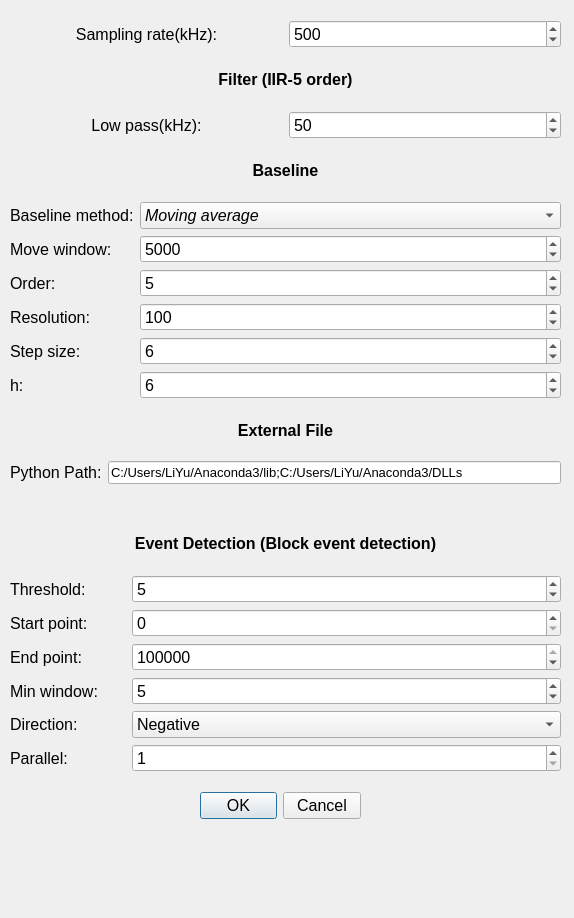
Qt form Visual NanoPore/mainUI/paramsgui.ui (mliyuanjie/Visual-NanoPore) before a commit.
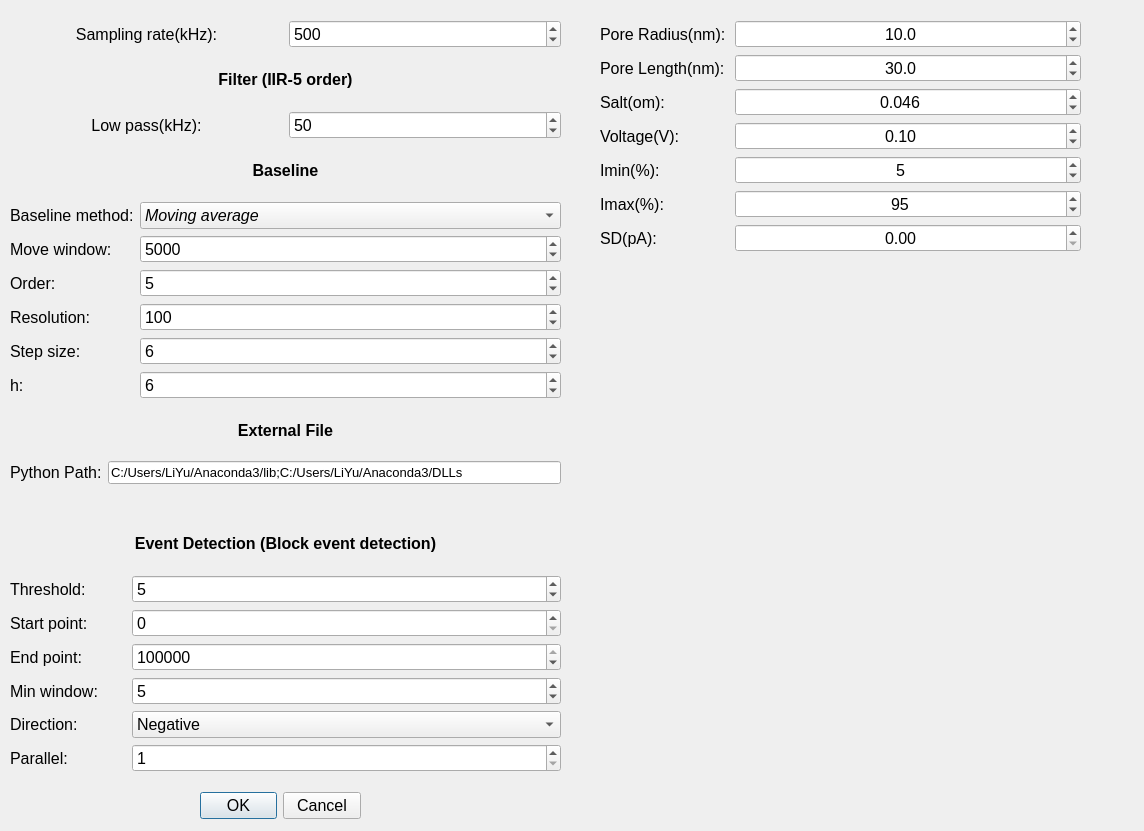
The same form after that commit.

Patch:
```diff
--- a/Visual NanoPore/mainUI/paramsgui.ui
+++ b/Visual NanoPore/mainUI/paramsgui.ui
@@ -6,8 +6,8 @@
    <rect>
     <x>0</x>
     <y>0</y>
-    <width>574</width>
-    <height>918</height>
+    <width>1144</width>
+    <height>831</height>
    </rect>
   </property>
   <property name="windowTitle">
@@ -595,6 +595,226 @@
     </item>
    </layout>
   </widget>
+  <widget class="QWidget" name="verticalLayoutWidget_2">
+   <property name="geometry">
+    <rect>
+     <x>600</x>
+     <y>20</y>
+     <width>481</width>
+     <height>751</height>
+    </rect>
+   </property>
+   <layout class="QVBoxLayout" name="verticalLayout_2">
+    <item>
+     <layout class="QFormLayout" name="formLayout_3">
+      <item row="0" column="0">
+       <widget class="QLabel" name="label_2">
+        <property name="font">
+         <font>
+          <pointsize>12</pointsize>
+         </font>
+        </property>
+        <property name="layoutDirection">
+         <enum>Qt::LeftToRight</enum>
+        </property>
+        <property name="text">
+         <string>Pore Radius(nm):</string>
+        </property>
+       </widget>
+      </item>
+      <item row="0" column="1">
+       <widget class="QDoubleSpinBox" name="prSpinBox">
+        <property name="font">
+         <font>
+          <pointsize>12</pointsize>
+         </font>
+        </property>
+        <property name="alignment">
+         <set>Qt::AlignCenter</set>
+        </property>
+        <property name="decimals">
+         <number>1</number>
+        </property>
+        <property name="value">
+         <double>10.000000000000000</double>
+        </property>
+       </widget>
+      </item>
+      <item row="1" column="0">
+       <widget class="QLabel" name="label_3">
+        <property name="font">
+         <font>
+          <pointsize>12</pointsize>
+         </font>
+        </property>
+        <property name="text">
+         <string>Pore Length(nm): </string>
+        </property>
+       </widget>
+      </item>
+      <item row="1" column="1">
+       <widget class="QDoubleSpinBox" name="plSpinBox_2">
+        <property name="font">
+         <font>
+          <pointsize>12</pointsize>
+         </font>
+        </property>
+        <property name="alignment">
+         <set>Qt::AlignCenter</set>
+        </property>
+        <property name="decimals">
+         <number>1</number>
+        </property>
+        <property name="value">
+         <double>30.000000000000000</double>
+        </property>
+       </widget>
+      </item>
+      <item row="2" column="0">
+       <widget class="QLabel" name="label_9">
+        <property name="font">
+         <font>
+          <pointsize>12</pointsize>
+         </font>
+        </property>
+        <property name="text">
+         <string>Salt(om): </string>
+        </property>
+       </widget>
+      </item>
+      <item row="2" column="1">
+       <widget class="QDoubleSpinBox" name="saltSpinBox_3">
+        <property name="font">
+         <font>
+          <pointsize>12</pointsize>
+         </font>
+        </property>
+        <property name="alignment">
+         <set>Qt::AlignCenter</set>
+        </property>
+        <property name="decimals">
+         <number>3</number>
+        </property>
+        <property name="value">
+         <double>0.046000000000000</double>
+        </property>
+       </widget>
+      </item>
+      <item row="3" column="0">
+       <widget class="QLabel" name="label_10">
+        <property name="font">
+         <font>
+          <pointsize>12</pointsize>
+         </font>
+        </property>
+        <property name="text">
+         <string>Voltage(V): </string>
+        </property>
+       </widget>
+      </item>
+      <item row="3" column="1">
+       <widget class="QDoubleSpinBox" name="voltageSpinBox_4">
+        <property name="font">
+         <font>
+          <pointsize>12</pointsize>
+         </font>
+        </property>
+        <property name="alignment">
+         <set>Qt::AlignCenter</set>
+        </property>
+        <property name="value">
+         <double>0.100000000000000</double>
+        </property>
+       </widget>
+      </item>
+      <item row="4" column="0">
+       <widget class="QLabel" name="label_11">
+        <property name="font">
+         <font>
+          <pointsize>12</pointsize>
+         </font>
+        </property>
+        <property name="text">
+         <string>Imin(%):</string>
+        </property>
+       </widget>
+      </item>
+      <item row="4" column="1">
+       <widget class="QDoubleSpinBox" name="iminSpinBox_5">
+        <property name="font">
+         <font>
+          <pointsize>12</pointsize>
+         </font>
+        </property>
+        <property name="alignment">
+         <set>Qt::AlignCenter</set>
+        </property>
+        <property name="decimals">
+         <number>0</number>
+        </property>
+        <property name="value">
+         <double>5.000000000000000</double>
+        </property>
+       </widget>
+      </item>
+      <item row="5" column="0">
+       <widget class="QLabel" name="label_12">
+        <property name="font">
+         <font>
+          <pointsize>12</pointsize>
+         </font>
+        </property>
+        <property name="text">
+         <string>Imax(%): </string>
+        </property>
+       </widget>
+      </item>
+      <item row="5" column="1">
+       <widget class="QDoubleSpinBox" name="imaxSpinBox_6">
+        <property name="font">
+         <font>
+          <pointsize>12</pointsize>
+         </font>
+        </property>
+        <property name="alignment">
+         <set>Qt::AlignCenter</set>
+        </property>
+        <property name="decimals">
+         <number>0</number>
+        </property>
+        <property name="value">
+         <double>95.000000000000000</double>
+        </property>
+       </widget>
+      </item>
+      <item row="6" column="0">
+       <widget class="QLabel" name="label_13">
+        <property name="font">
+         <font>
+          <pointsize>12</pointsize>
+         </font>
+        </property>
+        <property name="text">
+         <string>SD(pA):</string>
+        </property>
+       </widget>
+      </item>
+      <item row="6" column="1">
+       <widget class="QDoubleSpinBox" name="sdSpinBox_7">
+        <property name="font">
+         <font>
+          <pointsize>12</pointsize>
+         </font>
+        </property>
+        <property name="alignment">
+         <set>Qt::AlignCenter</set>
+        </property>
+       </widget>
+      </item>
+     </layout>
+    </item>
+   </layout>
+  </widget>
  </widget>
  <resources/>
  <connections>
```
Left out of the diff: 4 changed lines with no effect on the pictures.
